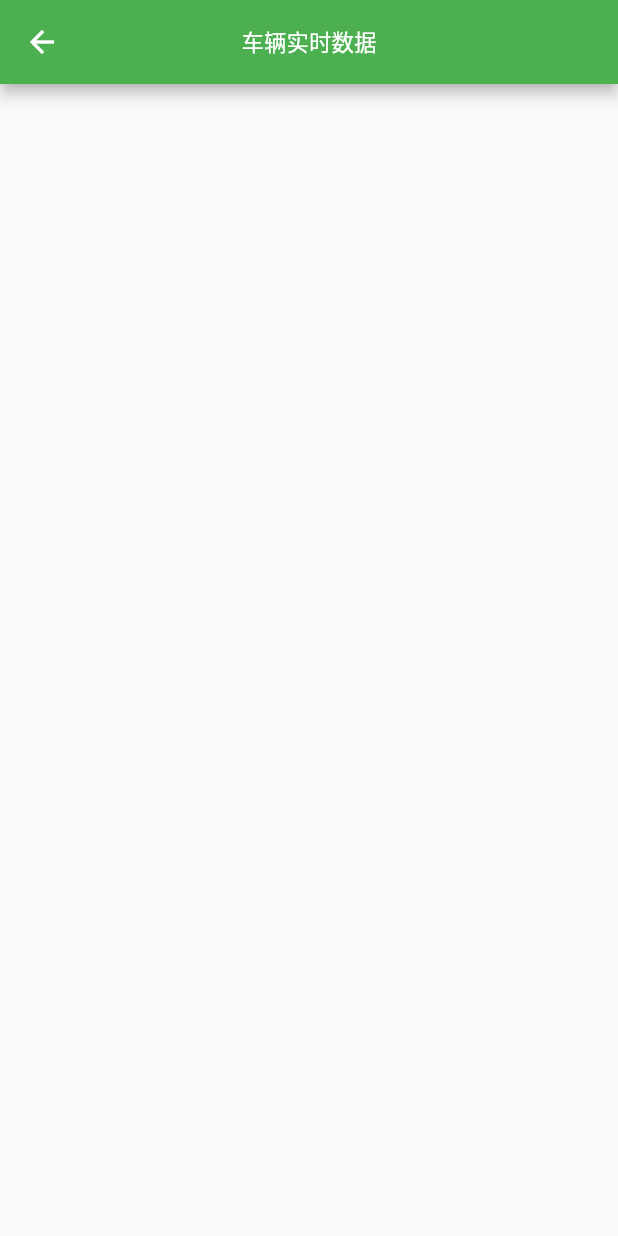
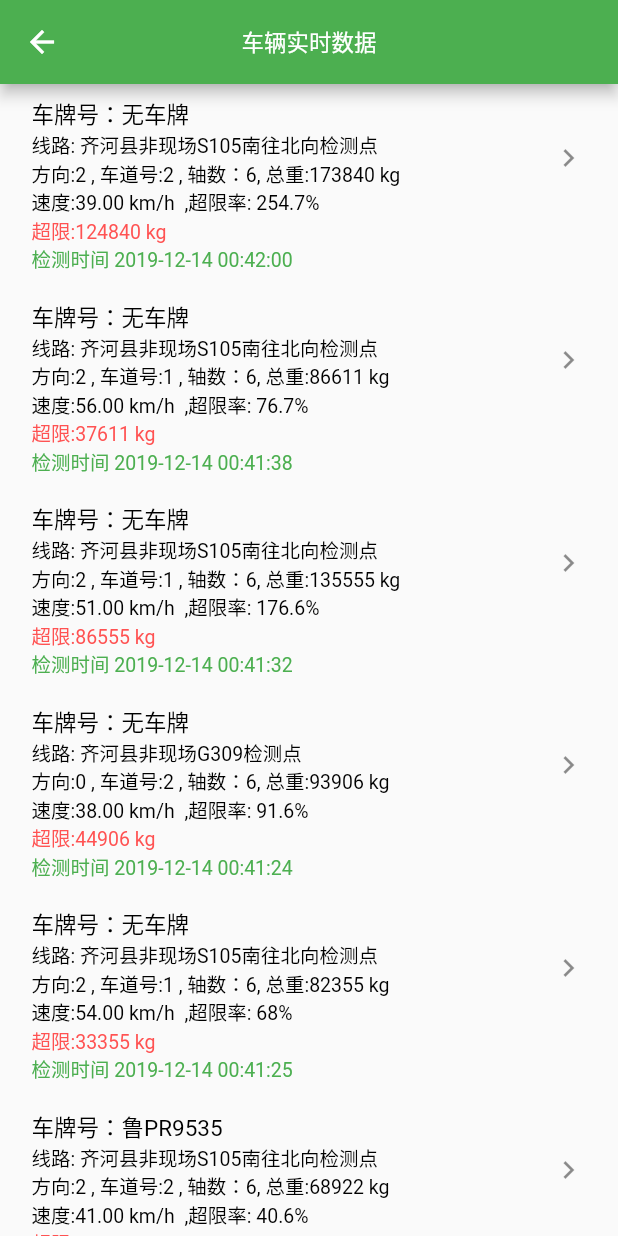
Before and after one commit to yichuancq/flutter_truck_app, a Flutter app: the TruckInfoListPage screen opened directly, on a phone screen of 412 x 824 dp. Run offline on Flutter 3.47's test engine with Material 2 defaults, Android fonts, the phone set to English and light mode, and no system bars; our stand-ins replace flutter_easyrefresh, flutter_swiper; missing offline and left inert: dart:ffi, marquee_flutter; statements that could not run were skipped.

Commit message:
add 车辆数据显示

```diff
--- a/lib/model/truckdto.dart
+++ b/lib/model/truckdto.dart
@@ -1,3 +1,5 @@
+import 'dart:ffi';
+
 class TruckDto {
   List<Rows> rows;
   int total;
@@ -46,7 +48,8 @@ class Rows {
   String sD;
   int zZ;
   int cX;
-  double cXL;
+  dynamic cXL;
+//  double cXL;
   String cLBS;
   Null cLSJ;
   Null cLRY;
@@ -134,6 +137,7 @@ class Rows {
     sD = json['SD'];
     zZ = json['ZZ'];
     cX = json['CX'];
+    //
     cXL = json['CXL'];
     cLBS = json['CLBS'];
     cLSJ = json['CLSJ'];
--- a/lib/truck/truckInfoList.dart
+++ b/lib/truck/truckInfoList.dart
@@ -1,5 +1,9 @@
 import 'package:flutter/cupertino.dart';
 import 'package:flutter/material.dart';
+import 'package:flutter_easyrefresh/bezier_circle_header.dart';
+import 'package:flutter_easyrefresh/easy_refresh.dart';
+import 'package:flutter_truck_app/model/truckdto.dart';
+import 'package:flutter_truck_app/vo/truckvo.dart';
 
 /// 车辆实时数据
 class TruckInfoListPage extends StatefulWidget {
@@ -10,6 +14,112 @@ class TruckInfoListPage extends StatefulWidget {
 }
 
 class TruckInfoListPageState extends State<TruckInfoListPage> {
+  //自定义一个数据集合
+  List<Rows> _truckList = [];
+
+  GlobalKey<EasyRefreshState> _easyRefreshKey =
+      new GlobalKey<EasyRefreshState>();
+  GlobalKey<RefreshHeaderState> _headerKey =
+      new GlobalKey<RefreshHeaderState>();
+
+  ///初始化
+  @override
+  void initState() {
+    super.initState();
+    loadData();
+    print("on initState...");
+  }
+
+  ///释放
+  @override
+  void dispose() {
+    super.dispose();
+    _truckList = null;
+    _easyRefreshKey = null;
+    _headerKey = null;
+    print("on dispose...");
+  }
+
+  void loadData() async {
+    //读取json
+    TruckDto truckDto = await decodeFromDTO();
+    _truckList = truckDto.rows;
+    print("list size: ${_truckList.length}");
+    //更新列表
+    setState(() {
+      //状态
+    });
+  }
+
+  //构造item
+  Widget buildRow(final int position) {
+    Rows dto = _truckList[position];
+
+    ///ListTile布局
+    return new ListTile(
+      onTap: () {},
+      title: Text("车牌号：${dto.cPH}",
+          style: TextStyle(color: Colors.black, fontSize: 15)),
+      // 自定义样式
+      subtitle: Column(
+        mainAxisAlignment: MainAxisAlignment.start,
+        crossAxisAlignment: CrossAxisAlignment.start,
+        children: <Widget>[
+          Text("线路: ${dto.dDN}",
+              style: TextStyle(color: Colors.black, fontSize: 13)),
+          //方向
+          Text(
+              "方向:${dto.fX} , 车道号:${dto.cD} , 轴数：${dto.zS}, 总重:${dto.zZ} kg"
+              " \r\n速度:${dto.sD} km/h  ,超限率: ${dto.cXL}%",
+              style: TextStyle(color: Colors.black, fontSize: 13)),
+          //车道号
+          // Text("车道号:${dto.cD}", style: TextStyle(color: Colors.black, fontSize: 13)),
+          Text("超限:${dto.cX} kg",
+              style: TextStyle(color: Colors.redAccent, fontSize: 13)),
+          Text("检测时间 ${dto.jCSJ}",
+              style: TextStyle(color: Colors.green, fontSize: 13)),
+        ],
+      ),
+      //
+      trailing: new Column(children: <Widget>[
+        Expanded(
+          child: new Container(child: new Icon(Icons.navigate_next)),
+        ),
+      ]),
+    );
+  }
+
+  //构造数据
+  getRowData(int position) {
+    return GestureDetector(
+      child: Padding(padding: EdgeInsets.all(5.0), child: buildRow(position)),
+    );
+  }
+
+  viewBuild() {
+    return Center(
+      child: new EasyRefresh(
+        key: _easyRefreshKey,
+        refreshHeader: BezierCircleHeader(
+          key: _headerKey,
+          backgroundColor: Colors.white,
+          color: Colors.green,
+        ),
+        child: new ListView.builder(
+            //ListView的Item
+            itemCount: _truckList.length,
+            itemBuilder: (BuildContext context, int position) {
+              return getRowData(position);
+            }),
+        onRefresh: () async {
+          await new Future.delayed(const Duration(seconds: 1), () {
+            setState(() {});
+          });
+        },
+      ),
+    );
+  }
+
   @override
   Widget build(BuildContext context) {
     return Scaffold(
@@ -18,6 +128,7 @@ class TruckInfoListPageState extends State<TruckInfoListPage> {
         title: Text("车辆实时数据", style: TextStyle(fontSize: 15)),
 //        title: new Text("检车数据"),
       ),
+      body: viewBuild(),
     );
   }
 }
```
Also changed, not shown: lib/station/station1.dart (+20 -20 lines), lib/vo/stationvo.dart (+0 -35 lines), lib/vo/truckvo.dart (added, +18 -0 lines).
